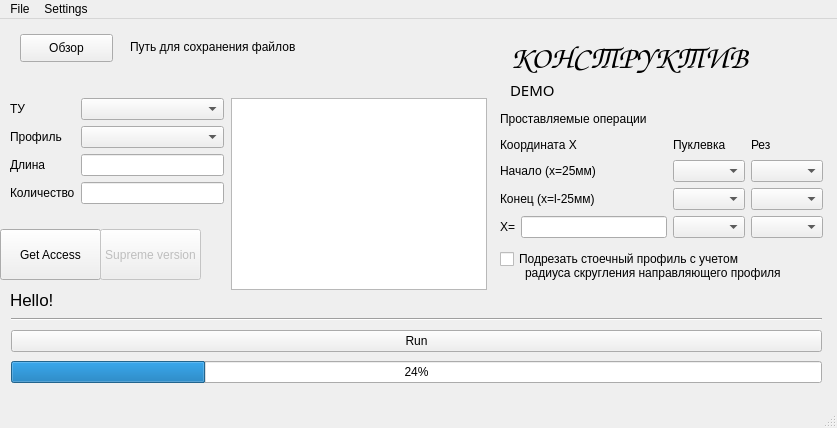
Qt form LimboQT.ui (WatchMeGuys/Construct) before a commit.
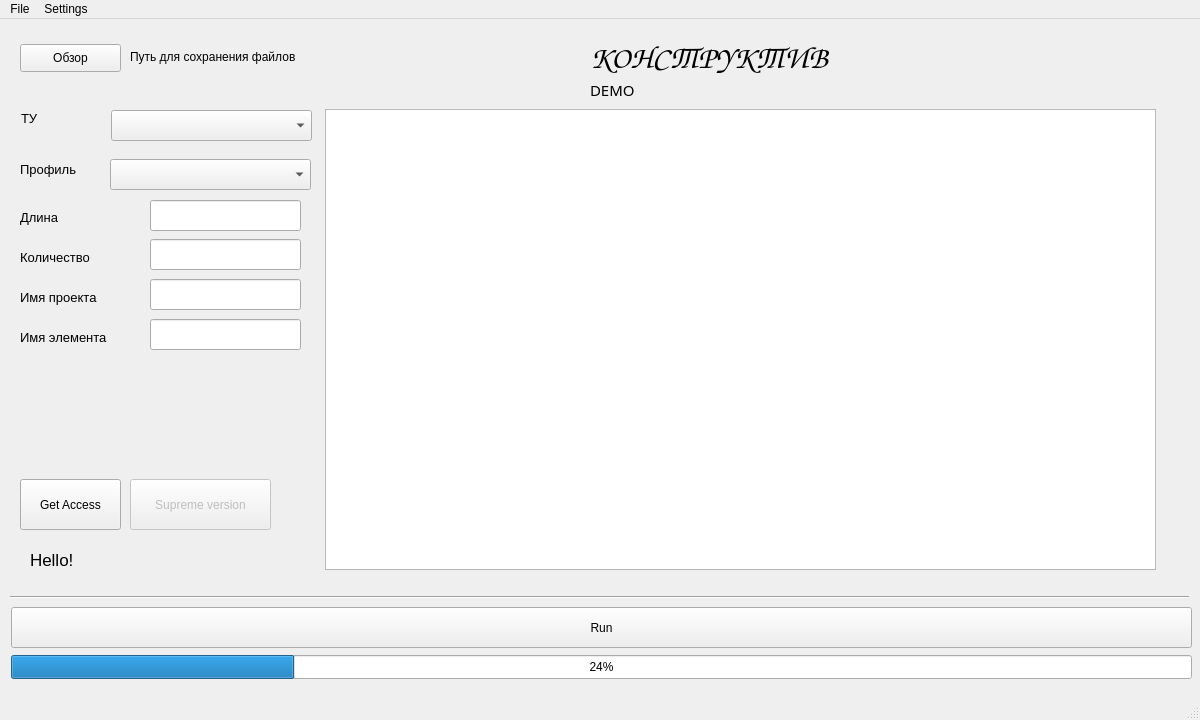
The same form after that commit. Icons and pictures are not drawn.

The edit to the form file:
```diff
--- a/LimboQT.ui
+++ b/LimboQT.ui
@@ -6,10 +6,22 @@
    <rect>
     <x>0</x>
     <y>0</y>
-    <width>837</width>
-    <height>428</height>
+    <width>1200</width>
+    <height>720</height>
    </rect>
   </property>
+  <property name="minimumSize">
+   <size>
+    <width>1200</width>
+    <height>720</height>
+   </size>
+  </property>
+  <property name="maximumSize">
+   <size>
+    <width>1200</width>
+    <height>720</height>
+   </size>
+  </property>
   <property name="contextMenuPolicy">
    <enum>Qt::DefaultContextMenu</enum>
   </property>
@@ -30,7 +42,7 @@
    <widget class="QLabel" name="label_2">
     <property name="geometry">
      <rect>
-      <x>510</x>
+      <x>590</x>
       <y>10</y>
       <width>292</width>
       <height>56</height>
@@ -49,224 +61,19 @@
    <widget class="QTableView" name="tableView">
     <property name="geometry">
      <rect>
-      <x>231</x>
-      <y>79</y>
-      <width>256</width>
-      <height>192</height>
+      <x>325</x>
+      <y>90</y>
+      <width>831</width>
+      <height>461</height>
      </rect>
     </property>
    </widget>
-   <widget class="QCheckBox" name="checkBox">
-    <property name="geometry">
-     <rect>
-      <x>500</x>
-      <y>230</y>
-      <width>264</width>
-      <height>20</height>
-     </rect>
-    </property>
-    <property name="text">
-     <string>Подрезать стоечный профиль с учетом </string>
-    </property>
-    <property name="checked">
-     <bool>false</bool>
-    </property>
-    <property name="autoRepeat">
-     <bool>false</bool>
-    </property>
-    <property name="autoExclusive">
-     <bool>false</bool>
-    </property>
-   </widget>
-   <widget class="QLabel" name="label_14">
-    <property name="geometry">
-     <rect>
-      <x>525</x>
-      <y>246</y>
-      <width>272</width>
-      <height>16</height>
-     </rect>
-    </property>
-    <property name="text">
-     <string>радиуса скругления направляющего профиля</string>
-    </property>
-   </widget>
-   <widget class="QWidget" name="layoutWidget">
-    <property name="geometry">
-     <rect>
-      <x>10</x>
-      <y>79</y>
-      <width>214</width>
-      <height>111</height>
-     </rect>
-    </property>
-    <layout class="QFormLayout" name="formLayout">
-     <item row="0" column="0">
-      <widget class="QLabel" name="label_6">
-       <property name="text">
-        <string>ТУ</string>
-       </property>
-      </widget>
-     </item>
-     <item row="0" column="1">
-      <widget class="QComboBox" name="comboBox_2"/>
-     </item>
-     <item row="1" column="0">
-      <widget class="QLabel" name="label_3">
-       <property name="text">
-        <string>Профиль</string>
-       </property>
-      </widget>
-     </item>
-     <item row="1" column="1">
-      <widget class="QComboBox" name="comboBox"/>
-     </item>
-     <item row="2" column="0">
-      <widget class="QLabel" name="label">
-       <property name="text">
-        <string>Длина</string>
-       </property>
-      </widget>
-     </item>
-     <item row="2" column="1">
-      <widget class="QLineEdit" name="lineEdit"/>
-     </item>
-     <item row="3" column="0">
-      <widget class="QLabel" name="label_7">
-       <property name="text">
-        <string>Количество</string>
-       </property>
-      </widget>
-     </item>
-     <item row="3" column="1">
-      <widget class="QLineEdit" name="lineEdit_2"/>
-     </item>
-    </layout>
-   </widget>
-   <widget class="QWidget" name="layoutWidget">
-    <property name="geometry">
-     <rect>
-      <x>11</x>
-      <y>296</y>
-      <width>811</width>
-      <height>71</height>
-     </rect>
-    </property>
-    <layout class="QVBoxLayout" name="verticalLayout">
-     <item>
-      <widget class="Line" name="line">
-       <property name="orientation">
-        <enum>Qt::Horizontal</enum>
-       </property>
-      </widget>
-     </item>
-     <item>
-      <widget class="QPushButton" name="pushButton_2">
-       <property name="text">
-        <string>Run</string>
-       </property>
-      </widget>
-     </item>
-     <item>
-      <widget class="QProgressBar" name="progressBar">
-       <property name="value">
-        <number>24</number>
-       </property>
-      </widget>
-     </item>
-    </layout>
-   </widget>
-   <widget class="QWidget" name="layoutWidget">
-    <property name="geometry">
-     <rect>
-      <x>500</x>
-      <y>91</y>
-      <width>323</width>
-      <height>128</height>
-     </rect>
-    </property>
-    <layout class="QGridLayout" name="gridLayout">
-     <item row="0" column="0" colspan="4">
-      <widget class="QLabel" name="label_5">
-       <property name="text">
-        <string>Проставляемые операции</string>
-       </property>
-       <property name="textFormat">
-        <enum>Qt::RichText</enum>
-       </property>
-      </widget>
-     </item>
-     <item row="1" column="0" colspan="2">
-      <widget class="QLabel" name="label_8">
-       <property name="text">
-        <string>Координата Х</string>
-       </property>
-      </widget>
-     </item>
-     <item row="1" column="2">
-      <widget class="QLabel" name="label_12">
-       <property name="text">
-        <string>Пуклевка</string>
-       </property>
-      </widget>
-     </item>
-     <item row="1" column="3">
-      <widget class="QLabel" name="label_13">
-       <property name="text">
-        <string>Рез</string>
-       </property>
-      </widget>
-     </item>
-     <item row="2" column="0" colspan="2">
-      <widget class="QLabel" name="label_9">
-       <property name="text">
-        <string>Начало (х=25мм)</string>
-       </property>
-      </widget>
-     </item>
-     <item row="2" column="2">
-      <widget class="QComboBox" name="comboBox_3"/>
-     </item>
-     <item row="2" column="3">
-      <widget class="QComboBox" name="comboBox_6"/>
-     </item>
-     <item row="3" column="0" colspan="2">
-      <widget class="QLabel" name="label_10">
-       <property name="text">
-        <string>Конец (х=l-25мм)</string>
-       </property>
-      </widget>
-     </item>
-     <item row="3" column="2">
-      <widget class="QComboBox" name="comboBox_4"/>
-     </item>
-     <item row="3" column="3">
-      <widget class="QComboBox" name="comboBox_7"/>
-     </item>
-     <item row="4" column="0">
-      <widget class="QLabel" name="label_11">
-       <property name="text">
-        <string>Х=</string>
-       </property>
-      </widget>
-     </item>
-     <item row="4" column="1">
-      <widget class="QLineEdit" name="lineEdit_3"/>
-     </item>
-     <item row="4" column="2">
-      <widget class="QComboBox" name="comboBox_5"/>
-     </item>
-     <item row="4" column="3">
-      <widget class="QComboBox" name="comboBox_8"/>
-     </item>
-    </layout>
-   </widget>
    <widget class="QPushButton" name="pushButton">
     <property name="geometry">
      <rect>
       <x>20</x>
-      <y>15</y>
-      <width>93</width>
+      <y>25</y>
+      <width>101</width>
       <height>28</height>
      </rect>
     </property>
@@ -278,7 +85,7 @@
     <property name="geometry">
      <rect>
       <x>130</x>
-      <y>20</y>
+      <y>30</y>
       <width>173</width>
       <height>16</height>
      </rect>
@@ -290,8 +97,8 @@
    <widget class="QPushButton" name="check_access_button">
     <property name="geometry">
      <rect>
-      <x>0</x>
-      <y>210</y>
+      <x>20</x>
+      <y>460</y>
       <width>101</width>
       <height>51</height>
      </rect>
@@ -306,9 +113,9 @@
     </property>
     <property name="geometry">
      <rect>
-      <x>100</x>
-      <y>210</y>
-      <width>101</width>
+      <x>130</x>
+      <y>460</y>
+      <width>141</width>
       <height>51</height>
      </rect>
     </property>
@@ -319,8 +126,8 @@
    <widget class="QLabel" name="user_name">
     <property name="geometry">
      <rect>
-      <x>10</x>
-      <y>270</y>
+      <x>30</x>
+      <y>530</y>
       <width>211</width>
       <height>21</height>
      </rect>
@@ -337,7 +144,7 @@
    <widget class="QLabel" name="label_is_premium">
     <property name="geometry">
      <rect>
-      <x>510</x>
+      <x>590</x>
       <y>60</y>
       <width>181</width>
       <height>21</height>
@@ -353,14 +160,221 @@
      <string>DEMO</string>
     </property>
    </widget>
+   <widget class="QLineEdit" name="Project_name">
+    <property name="geometry">
+     <rect>
+      <x>150</x>
+      <y>260</y>
+      <width>151</width>
+      <height>31</height>
+     </rect>
+    </property>
+   </widget>
+   <widget class="QLabel" name="label_8">
+    <property name="geometry">
+     <rect>
+      <x>20</x>
+      <y>270</y>
+      <width>111</width>
+      <height>16</height>
+     </rect>
+    </property>
+    <property name="font">
+     <font>
+      <pointsize>10</pointsize>
+     </font>
+    </property>
+    <property name="text">
+     <string>Имя проекта</string>
+    </property>
+   </widget>
+   <widget class="QLineEdit" name="Element_name">
+    <property name="geometry">
+     <rect>
+      <x>150</x>
+      <y>300</y>
+      <width>151</width>
+      <height>31</height>
+     </rect>
+    </property>
+   </widget>
+   <widget class="QLabel" name="label_9">
+    <property name="geometry">
+     <rect>
+      <x>20</x>
+      <y>310</y>
+      <width>121</width>
+      <height>16</height>
+     </rect>
+    </property>
+    <property name="font">
+     <font>
+      <pointsize>10</pointsize>
+     </font>
+    </property>
+    <property name="text">
+     <string>Имя элемента</string>
+    </property>
+   </widget>
+   <widget class="QComboBox" name="comboBox">
+    <property name="geometry">
+     <rect>
+      <x>110</x>
+      <y>140</y>
+      <width>201</width>
+      <height>31</height>
+     </rect>
+    </property>
+   </widget>
+   <widget class="QLabel" name="label_3">
+    <property name="geometry">
+     <rect>
+      <x>20</x>
+      <y>140</y>
+      <width>71</width>
+      <height>21</height>
+     </rect>
+    </property>
+    <property name="font">
+     <font>
+      <pointsize>10</pointsize>
+     </font>
+    </property>
+    <property name="text">
+     <string>Профиль</string>
+    </property>
+   </widget>
+   <widget class="QLineEdit" name="Length">
+    <property name="geometry">
+     <rect>
+      <x>150</x>
+      <y>181</y>
+      <width>151</width>
+      <height>31</height>
+     </rect>
+    </property>
+   </widget>
+   <widget class="QLabel" name="label">
+    <property name="geometry">
+     <rect>
+      <x>20</x>
+      <y>190</y>
+      <width>71</width>
+      <height>16</height>
+     </rect>
+    </property>
+    <property name="font">
+     <font>
+      <pointsize>10</pointsize>
+     </font>
+    </property>
+    <property name="text">
+     <string>Длина</string>
+    </property>
+   </widget>
+   <widget class="QLabel" name="label_7">
+    <property name="geometry">
+     <rect>
+      <x>20</x>
+      <y>230</y>
+      <width>101</width>
+      <height>16</height>
+     </rect>
+    </property>
+    <property name="font">
+     <font>
+      <pointsize>10</pointsize>
+     </font>
+    </property>
+    <property name="text">
+     <string>Количество</string>
+    </property>
+   </widget>
+   <widget class="QLineEdit" name="Amount">
+    <property name="geometry">
+     <rect>
+      <x>150</x>
+      <y>220</y>
+      <width>151</width>
+      <height>31</height>
+     </rect>
+    </property>
+   </widget>
+   <widget class="QLabel" name="label_6">
+    <property name="geometry">
+     <rect>
+      <x>21</x>
+      <y>91</y>
+      <width>21</width>
+      <height>16</height>
+     </rect>
+    </property>
+    <property name="font">
+     <font>
+      <pointsize>10</pointsize>
+     </font>
+    </property>
+    <property name="text">
+     <string>ТУ</string>
+    </property>
+   </widget>
+   <widget class="QComboBox" name="comboBox_2">
+    <property name="geometry">
+     <rect>
+      <x>111</x>
+      <y>91</y>
+      <width>201</width>
+      <height>31</height>
+     </rect>
+    </property>
+   </widget>
+   <widget class="QProgressBar" name="progressBar">
+    <property name="geometry">
+     <rect>
+      <x>11</x>
+      <y>636</y>
+      <width>1181</width>
+      <height>24</height>
+     </rect>
+    </property>
+    <property name="value">
+     <number>24</number>
+    </property>
+   </widget>
+   <widget class="QPushButton" name="pushButton_2">
+    <property name="geometry">
+     <rect>
+      <x>11</x>
+      <y>588</y>
+      <width>1181</width>
+      <height>41</height>
+     </rect>
+    </property>
+    <property name="text">
+     <string>Run</string>
+    </property>
+   </widget>
+   <widget class="Line" name="line">
+    <property name="geometry">
+     <rect>
+      <x>10</x>
+      <y>570</y>
+      <width>1179</width>
+      <height>16</height>
+     </rect>
+    </property>
+    <property name="orientation">
+     <enum>Qt::Horizontal</enum>
+    </property>
+   </widget>
   </widget>
   <widget class="QMenuBar" name="menubar">
    <property name="geometry">
     <rect>
      <x>0</x>
      <y>0</y>
-     <width>837</width>
-     <height>21</height>
+     <width>1200</width>
+     <height>26</height>
     </rect>
    </property>
    <widget class="QMenu" name="menuFile">
```
